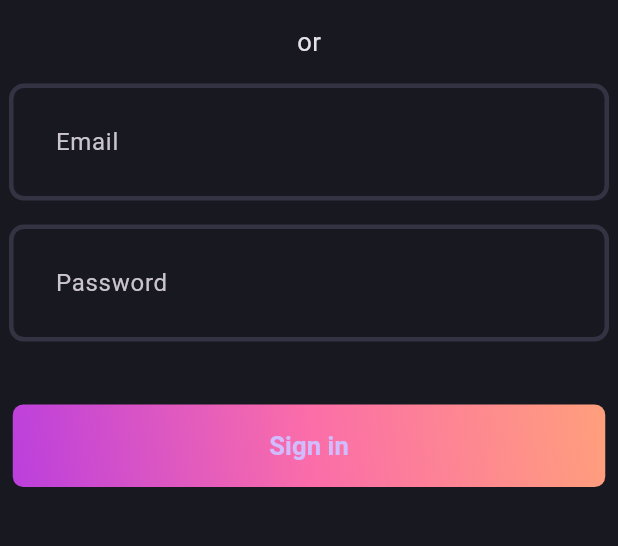
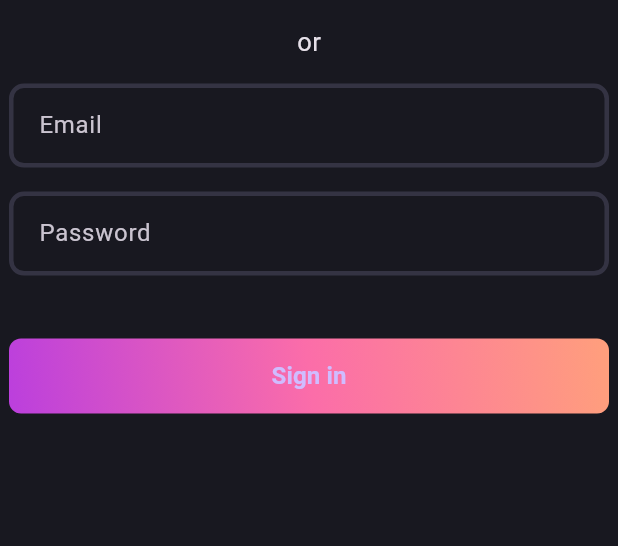
Before and after one commit to marufrobin/login_form_validation_bloc, a Flutter app: the screen it shows after launch, on a phone screen of 412 x 824 dp, the part 583-1129 px from its top. Run offline on Flutter 3.47's test engine with Material 3 defaults, Android fonts, the phone set to English and light mode, and no system bars; our stand-ins replace flutter_svg.

Commit message:
✅ Bug fixed

```diff
--- a/lib/widgets/gradient_button.dart
+++ b/lib/widgets/gradient_button.dart
@@ -14,18 +14,18 @@ class GradientButton extends StatelessWidget {
           begin: Alignment.bottomLeft,
           end: Alignment.topRight,
         ),
-        borderRadius: BorderRadius.circular(7),
+        borderRadius: BorderRadius.circular(8),
       ),
       child: ElevatedButton(
         onPressed: () {},
         style: ElevatedButton.styleFrom(
-          fixedSize: const Size(395, 55),
+          fixedSize: const Size(400, 50),
           backgroundColor: Colors.transparent,
           shadowColor: Colors.transparent,
         ),
         child: const Text(
           'Sign in',
-          style: TextStyle(fontWeight: FontWeight.w600, fontSize: 17),
+          style: TextStyle(fontWeight: FontWeight.w600, fontSize: 16),
         ),
       ),
     );
--- a/lib/widgets/login_field.dart
+++ b/lib/widgets/login_field.dart
@@ -18,7 +18,7 @@ class LoginField extends StatelessWidget {
       child: TextFormField(
         controller: controller,
         decoration: InputDecoration(
-          contentPadding: const EdgeInsets.all(27),
+          contentPadding: const EdgeInsets.all(16),
           enabledBorder: OutlineInputBorder(
             borderSide: const BorderSide(color: Pallete.borderColor, width: 3),
             borderRadius: BorderRadius.circular(10),
```
